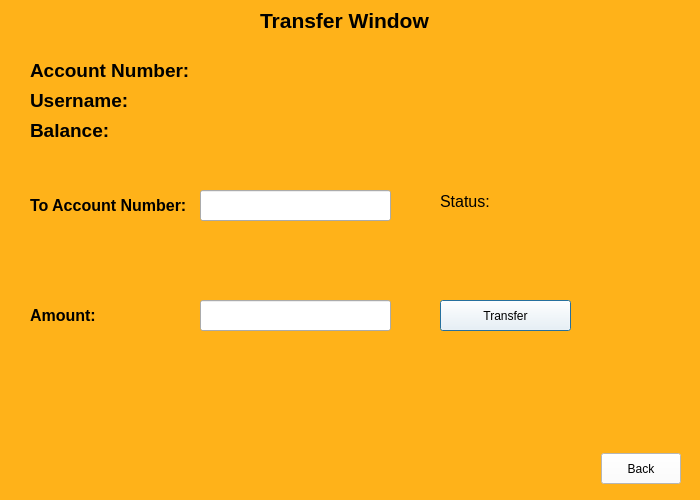
SamDukJin/OOP_Proj-new-, file BankManagement_Extra/Forms/transferwindow.ui: the form before one commit.
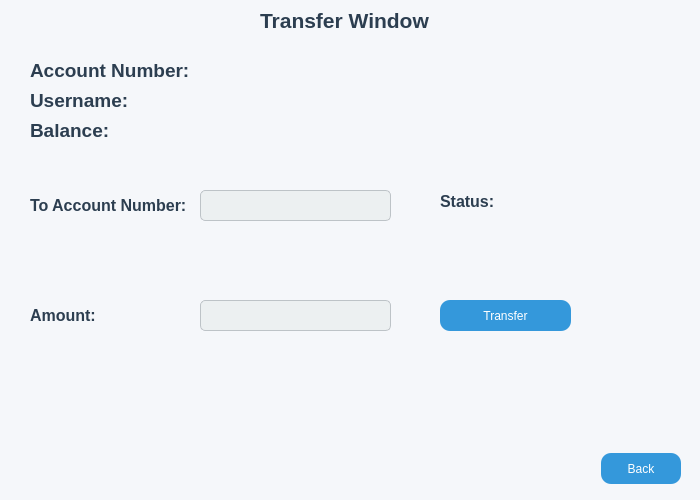
The form after the commit.

The edit to the form file:
```diff
--- a/BankManagement_Extra/Forms/transferwindow.ui
+++ b/BankManagement_Extra/Forms/transferwindow.ui
@@ -15,7 +15,15 @@
   </property>
   <property name="styleSheet">
    <string notr="true">QDialog{
-	background-color: rgb(255, 178, 25)
+background-color: #f5f7fa
+}
+QMessageBox {
+    color: #2c3e50; 
+    background-color: #ecf0f1; 
+}
+
+QMessageBox QLabel {
+    color: #2c3e50; 
 }</string>
   </property>
   <widget class="QLabel" name="label">
@@ -34,8 +42,9 @@
     </font>
    </property>
    <property name="styleSheet">
-    <string notr="true">QLabel{
-	color:black;
+    <string notr="true">QLabel {
+    color: #2c3e50;
+    font-weight: bold;
 }</string>
    </property>
    <property name="text">
@@ -51,6 +60,16 @@
      <height>31</height>
     </rect>
    </property>
+   <property name="styleSheet">
+    <string notr="true">QLineEdit {
+    background-color: #ecf0f1;
+    border: 1px solid #bdc3c7;
+    border-radius: 5px;
+    padding: 5px;
+    font-size: 14px;
+	color: #2c3e50;	
+}</string>
+   </property>
   </widget>
   <widget class="QLabel" name="label_2">
    <property name="geometry">
@@ -68,8 +87,9 @@
     </font>
    </property>
    <property name="styleSheet">
-    <string notr="true">QLabel{
-	color: black;
+    <string notr="true">QLabel {
+    color: #2c3e50;
+    font-weight: bold;
 }</string>
    </property>
    <property name="text">
@@ -93,7 +113,8 @@
    </property>
    <property name="styleSheet">
     <string notr="true">QLabel {
-    color: black;
+    color: #2c3e50;
+    font-weight: bold;
 }</string>
    </property>
    <property name="text">
@@ -117,7 +138,8 @@
    </property>
    <property name="styleSheet">
     <string notr="true">QLabel {
-    color: black;
+    color: #2c3e50;
+    font-weight: bold;
 }</string>
    </property>
    <property name="text">
@@ -141,7 +163,8 @@
    </property>
    <property name="styleSheet">
     <string notr="true">QLabel {
-    color: black;
+    color: #2c3e50;
+    font-weight: bold;
 }</string>
    </property>
    <property name="text">
@@ -160,11 +183,13 @@
    <property name="font">
     <font>
      <pointsize>12</pointsize>
+     <bold>true</bold>
     </font>
    </property>
    <property name="styleSheet">
-    <string notr="true">QLabel{
-	color: black;
+    <string notr="true">QLabel {
+    color: #2c3e50;
+    font-weight: bold;
 }</string>
    </property>
    <property name="text">
@@ -188,8 +213,9 @@
     </font>
    </property>
    <property name="styleSheet">
-    <string notr="true">QLabel{
-	color: black;
+    <string notr="true">QLabel {
+    color: #2c3e50;
+    font-weight: bold;
 }</string>
    </property>
    <property name="text">
@@ -205,6 +231,16 @@
      <height>31</height>
     </rect>
    </property>
+   <property name="styleSheet">
+    <string notr="true">QLineEdit {
+    background-color: #ecf0f1;
+    border: 1px solid #bdc3c7;
+    border-radius: 5px;
+    padding: 5px;
+    font-size: 14px;
+	color: #2c3e50;	
+}</string>
+   </property>
   </widget>
   <widget class="QPushButton" name="TransferBtn">
    <property name="geometry">
@@ -216,9 +252,19 @@
     </rect>
    </property>
    <property name="styleSheet">
-    <string notr="true">QPushButton{
-	background-color: white;
-	color: black;
+    <string notr="true">QPushButton {
+    background-color: #3498db;
+    color: white;
+    border: none;
+    border-radius: 10px;
+}
+
+QPushButton:hover {
+    background-color: #2980b9;
+}
+
+QPushButton:pressed {
+    background-color: #1c5985;
 }</string>
    </property>
    <property name="text">
@@ -235,9 +281,19 @@
     </rect>
    </property>
    <property name="styleSheet">
-    <string notr="true">QPushButton{
-	background-color: white;
-	color: black;
+    <string notr="true">QPushButton {
+    background-color: #3498db;
+    color: white;
+    border: none;
+    border-radius: 10px;
+}
+
+QPushButton:hover {
+    background-color: #2980b9;
+}
+
+QPushButton:pressed {
+    background-color: #1c5985;
 }</string>
    </property>
    <property name="text">
```
